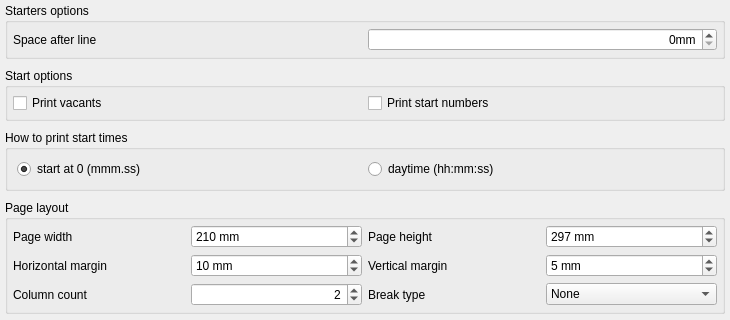
This is libquickevent/libquickeventgui/src/reportoptionsdialog.ui in Quick-Event/quickbox as Qt 5 draws it before an edit; both pictures show x 0 to 730 and y 337 to 657 of the 730 by 835 pixel window. The edited form follows.
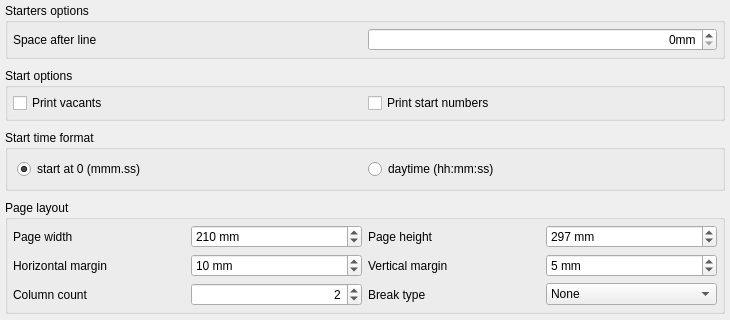
This is the edited form.

Commit message: #471 - fixed group name in print dialog.

Patch:
```diff
--- a/libquickevent/libquickeventgui/src/reportoptionsdialog.ui
+++ b/libquickevent/libquickeventgui/src/reportoptionsdialog.ui
@@ -255,7 +255,7 @@
    <item>
     <widget class="QGroupBox" name="grpStartTimes">
      <property name="title">
-      <string>How to print start times</string>
+      <string>Start time format</string>
      </property>
      <layout class="QHBoxLayout" name="horizontalLayout_4">
       <item>
```
